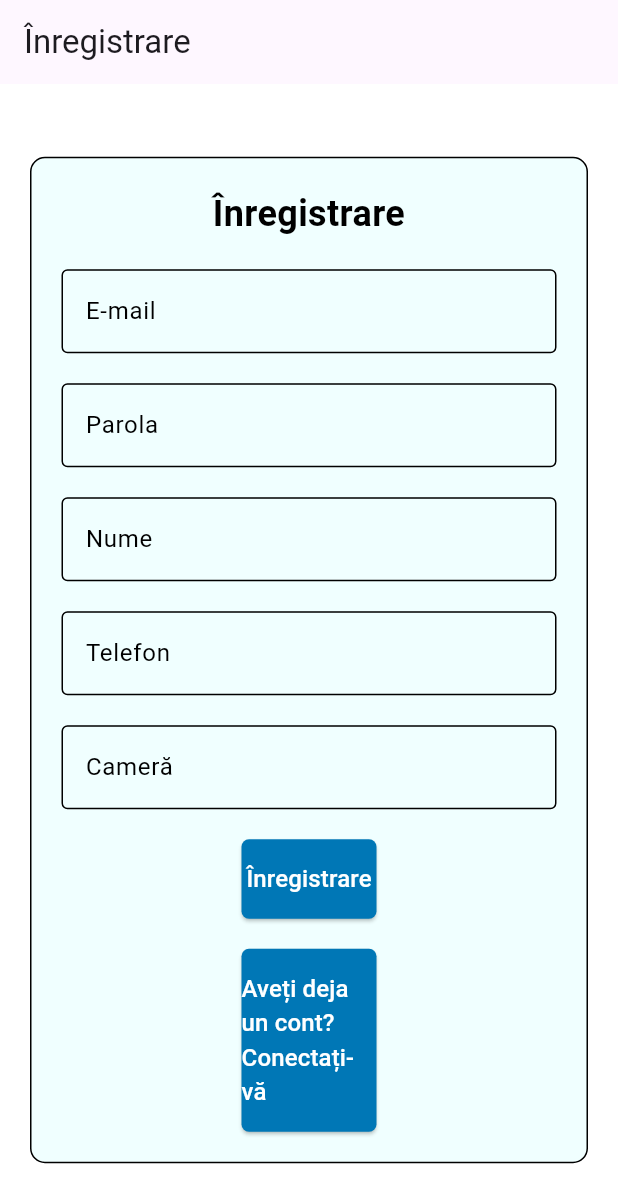
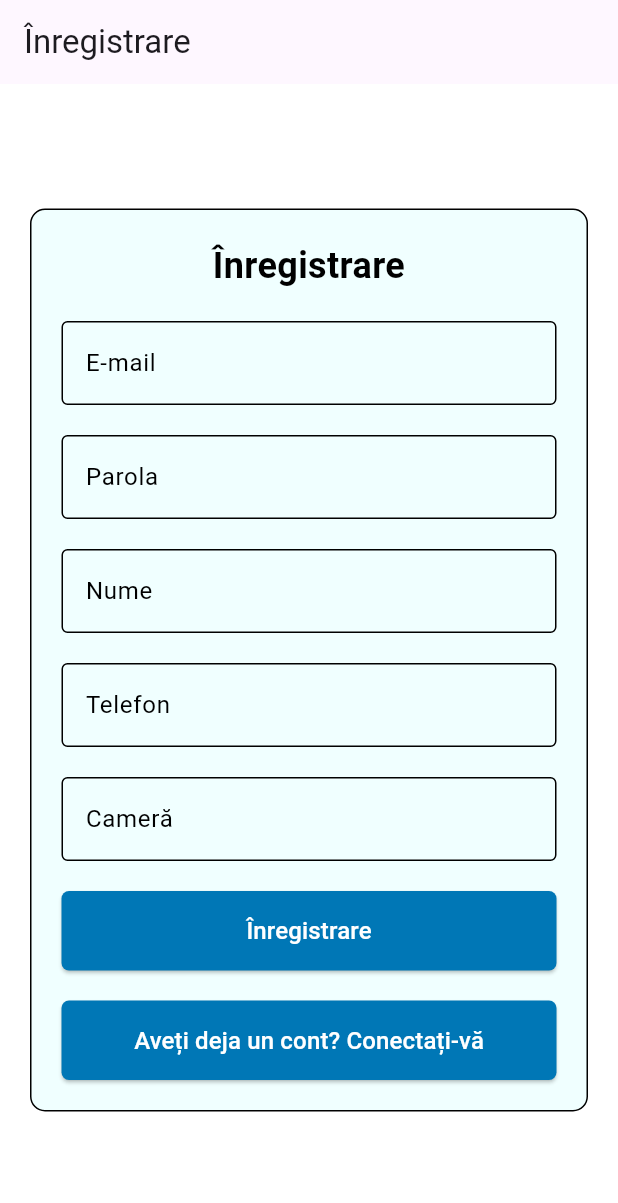
Before and after one commit to adelin232/StudentDormFrontend, a Flutter app: the screen it shows after launch, after a tap on "Nu aveți un cont? Înregistrați-vă", on a phone screen of 412 x 824 dp. Shown: the top 1203 px of the screen. Run offline on Flutter 3.47's test engine with Material 3 defaults, Android fonts, the phone set to English and light mode, and no system bars; our stand-ins replace firebase_auth, firebase_core; accounts and stored records are empty; network calls fail.

Commit message:
Remove padding to fix buttons on mobile

```diff
--- a/student_dorm_frontend/lib/login_page.dart
+++ b/student_dorm_frontend/lib/login_page.dart
@@ -121,10 +121,7 @@ class _LoginPageState extends State<LoginPage> {
                               AutofillHints.password,
                               obscureText: true),
                           const SizedBox(height: 20.0),
-                          Padding(
-                            padding: const EdgeInsets.only(
-                                left: 120.0, right: 120.0),
-                            child: ElevatedButton(
+                          ElevatedButton(
                             onPressed: _login,
                             style: ElevatedButton.styleFrom(
                               foregroundColor: Colors.white,
@@ -142,12 +139,8 @@ class _LoginPageState extends State<LoginPage> {
                               ),
                             ),
                           ),
-                          ),
                           const SizedBox(height: 20.0),
-                          Padding(
-                            padding: const EdgeInsets.only(
-                                left: 120.0, right: 120.0),
-                            child: ElevatedButton(
+                          ElevatedButton(
                             onPressed: _signup,
                             style: ElevatedButton.styleFrom(
                               foregroundColor: Colors.white,
@@ -162,7 +155,6 @@ class _LoginPageState extends State<LoginPage> {
                               'Nu aveți un cont? Înregistrați-vă',
                               style: TextStyle(
                                 fontSize: 16.0,
-                                ),
                               ),
                             ),
                           ),
--- a/student_dorm_frontend/lib/signup_page.dart
+++ b/student_dorm_frontend/lib/signup_page.dart
@@ -153,10 +153,7 @@ class _SignUpPageState extends State<SignUpPage> {
                           buildTextField(_roomController, FocusNode(), 'Cameră',
                               AutofillHints.addressCity),
                           const SizedBox(height: 20.0),
-                          Padding(
-                            padding: const EdgeInsets.only(
-                                left: 120.0, right: 120.0),
-                            child: ElevatedButton(
+                          ElevatedButton(
                             onPressed: _signUp,
                             style: ElevatedButton.styleFrom(
                               foregroundColor: Colors.white,
@@ -174,12 +171,8 @@ class _SignUpPageState extends State<SignUpPage> {
                               ),
                             ),
                           ),
-                          ),
                           const SizedBox(height: 20.0),
-                          Padding(
-                            padding: const EdgeInsets.only(
-                                left: 120.0, right: 120.0),
-                            child: ElevatedButton(
+                          ElevatedButton(
                             onPressed: () => _navigateTo('/login'),
                             style: ElevatedButton.styleFrom(
                               foregroundColor: Colors.white,
@@ -194,7 +187,6 @@ class _SignUpPageState extends State<SignUpPage> {
                               'Aveți deja un cont? Conectați-vă',
                               style: TextStyle(
                                 fontSize: 16.0,
-                                ),
                               ),
                             ),
                           ),
```
Lines whose indentation alone changed are shown as unchanged.
